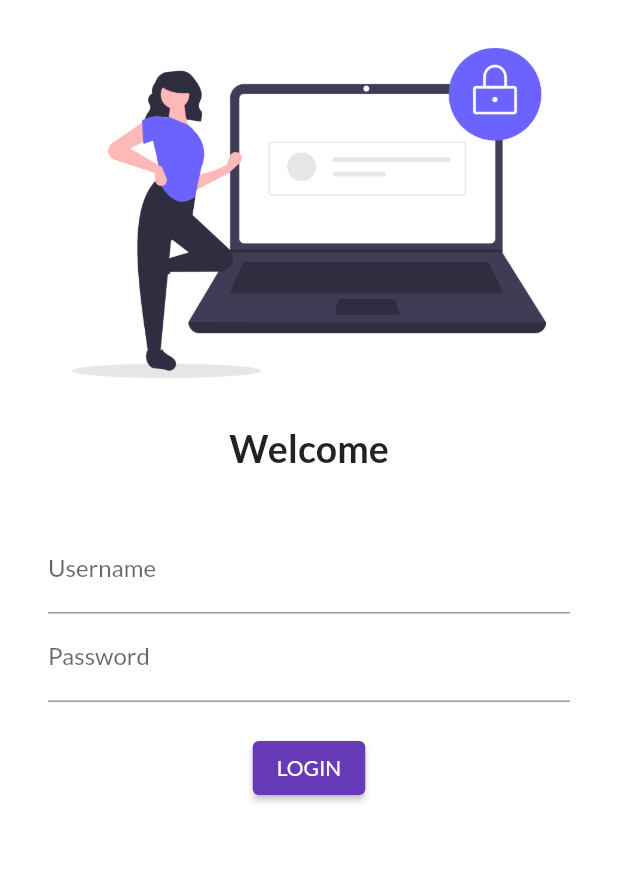
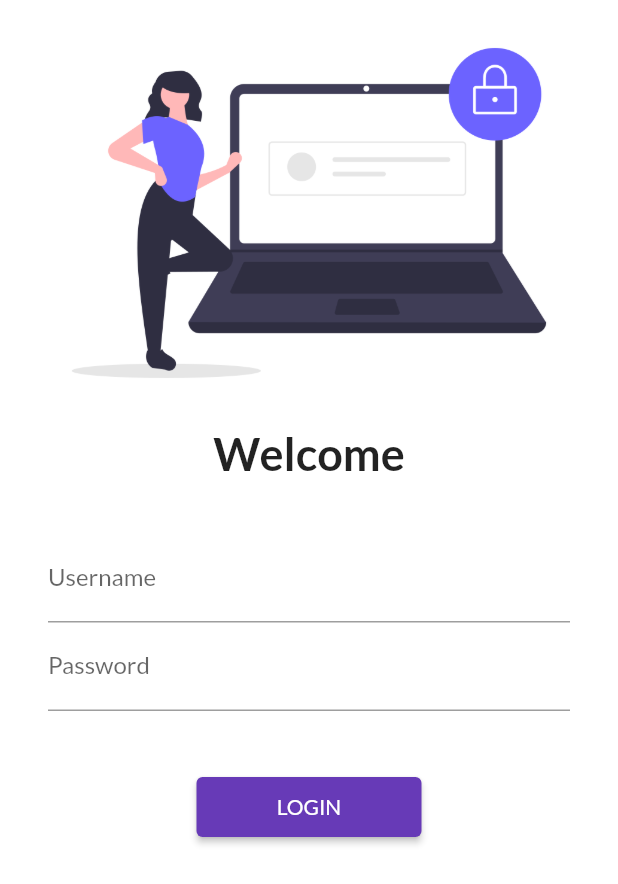
Before and after one commit to Nayan-03/30DaysOffFlutter, a Flutter app: the screen it shows after launch, on a phone screen of 412 x 824 dp. Shown: the top 884 px of the screen. Run offline on Flutter 3.47's test engine with Material 2 defaults, Android fonts, the phone set to English and light mode, and no system bars; our stand-ins replace google_fonts.

Commit message:
Day 5 completed

```diff
--- a/lib/main.dart
+++ b/lib/main.dart
@@ -1,5 +1,6 @@
 import 'package:flutter/material.dart';
 import 'package:flutter_application_1/pages/home_page.dart';
+import 'package:flutter_application_1/utils/routes.dart';
 import 'package:google_fonts/google_fonts.dart';
 import 'package:flutter_application_1/pages/login_page.dart';
 
@@ -21,8 +22,8 @@ class MyApp extends StatelessWidget {
       darkTheme: ThemeData(brightness: Brightness.dark),
       routes: {
         "/": (context) => LoginPage(),
-        "/home": (context) => HomePage(),
-        "login": (context) => LoginPage()
+        MyRouts.homeRoute: (context) => HomePage(),
+        MyRouts.loginRoute: (context) => LoginPage()
       },
     );
   }
--- a/lib/pages/login_page.dart
+++ b/lib/pages/login_page.dart
@@ -1,19 +1,24 @@
 import 'package:flutter/material.dart';
+import 'package:flutter_application_1/utils/routes.dart';
 
 class LoginPage extends StatelessWidget {
-  const LoginPage({ Key? key }) : super(key: key);
+  const LoginPage({Key? key}) : super(key: key);
 
   @override
   Widget build(BuildContext context) {
-    return  Material(
+    return Material(
         color: Colors.white,
+        child: SingleChildScrollView(
           child: Column(
-    children: [Image.asset("assets/images/login_image.png",
+            children: [
+              Image.asset(
+                "assets/images/login_image.png",
                 fit: BoxFit.cover,
               ),
-        const Text("Welcome",
+              const Text(
+                "Welcome",
                 style: TextStyle(
-          fontSize: 25,
+                  fontSize: 30,
                   fontWeight: FontWeight.bold,
                 ),
               ),
@@ -21,7 +26,8 @@ class LoginPage extends StatelessWidget {
                 height: 20.0,
               ),
               Padding(
-          padding: const EdgeInsets.symmetric(vertical: 16.0, horizontal: 32.0),
+                padding: const EdgeInsets.symmetric(
+                    vertical: 16.0, horizontal: 32.0),
                 child: Column(
                   children: [
                     TextFormField(
@@ -38,19 +44,20 @@ class LoginPage extends StatelessWidget {
                       ),
                     ),
                     const SizedBox(
-                height: 20.0,
+                      height: 40.0,
                     ),
                     ElevatedButton(
                       child: const Text("LOGIN"),
-                style: TextButton.styleFrom(),
+                      style: TextButton.styleFrom(minimumSize: Size(150, 40)),
                       onPressed: () {
-                  print("Hii Chats");
+                        Navigator.pushNamed(context, MyRouts.homeRoute);
                       },
                     ),
                   ],
                 ),
               ),
             ],
+          ),
         ));
   }
 }
--- /dev/null
+++ b/lib/utils/routes.dart
@@ -0,0 +1,4 @@
+class MyRouts {
+  static String loginRoute = "/login";
+   static String homeRoute = "/home";
+}
```
Lines whose indentation alone changed are shown as unchanged.
